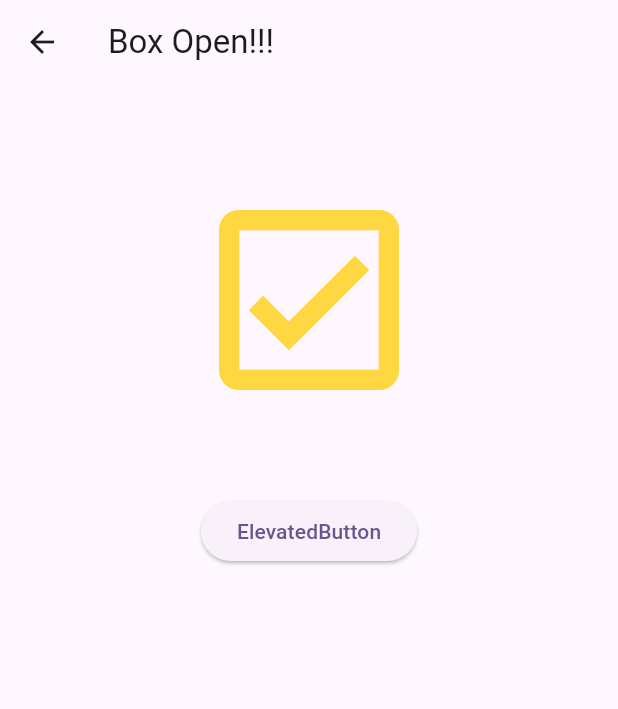
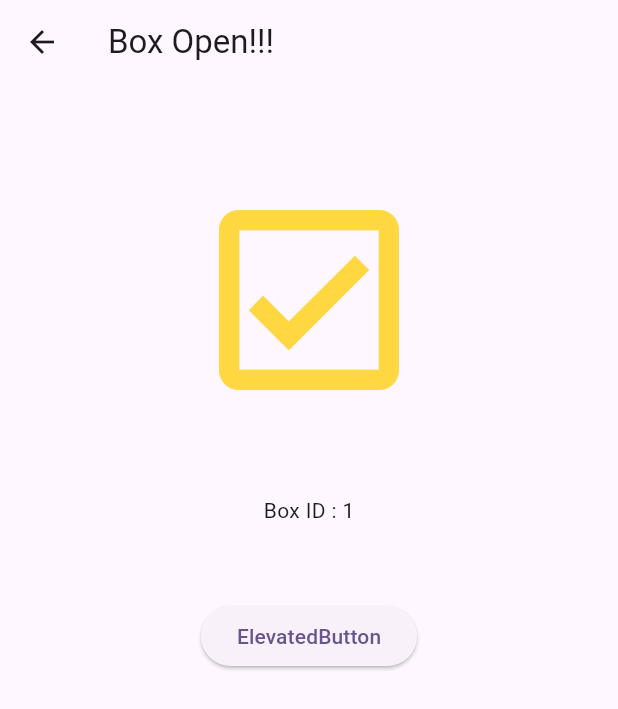
Before and after one commit to stone75/Wowbox, a Flutter app: the SceneBoxList screen opened directly, after a tap on "Wowcoin 으로 구매", on a phone screen of 412 x 824 dp. Shown: the top 709 px of the screen. Run offline on Flutter 3.47's test engine with Material 3 defaults, Android fonts, the phone set to English and light mode, and no system bars; our stand-ins replace cached_network_image; missing offline and left inert: kakao_flutter_sdk, responsive_navigation_bar; statements that could not run were skipped.

Commit message:
데이터 전달 방식 변경.

```diff
--- a/lib/scnBoxList.dart
+++ b/lib/scnBoxList.dart
@@ -161,7 +161,7 @@ class _SceneBoxListState extends State<SceneBoxList> {
         : AssetImage('assets/closed.jpg');
     var nextScene = (item.isOpend == 0)
         ? SceneBoxView(itemID : item.id)
-        : SceneBoxOpen();
+        : SceneBoxOpen(boxID : item.id);
 
     return Padding(
       padding: const EdgeInsets.all(8.0),
--- a/lib/scnBoxOpen.dart
+++ b/lib/scnBoxOpen.dart
@@ -1,7 +1,9 @@
 import 'package:flutter/material.dart';
 
 class SceneBoxOpen extends StatefulWidget {
-  const SceneBoxOpen({super.key});
+  final dynamic boxID;
+
+  const SceneBoxOpen({Key? key, required this.boxID}) : super(key: key);
 
   @override
   State<SceneBoxOpen> createState() => _SceneBoxOpenState();
@@ -27,6 +29,10 @@ class _SceneBoxOpenState extends State<SceneBoxOpen> {
             ),
             SizedBox(height: 50),
             Center(
+              child: Text("Box ID : ${widget.boxID}"),
+            ),
+            SizedBox(height: 50),
+            Center(
               child: ElevatedButton(
                 onPressed: () {},
                 child: Text("ElevatedButton"),
--- a/lib/scnGoodsDetail.dart
+++ b/lib/scnGoodsDetail.dart
@@ -2,7 +2,9 @@ import 'package:cached_network_image/cached_network_image.dart';
 import 'package:flutter/material.dart';
 
 class SceneGoodsDetail extends StatefulWidget {
-  const SceneGoodsDetail({super.key});
+  final dynamic goodsID;
+
+  const SceneGoodsDetail({Key? key, required this.goodsID}) : super(key: key);
 
   @override
   State<SceneGoodsDetail> createState() => _SceneGoodsDetailState();
@@ -44,7 +46,7 @@ class _SceneGoodsDetailState extends State<SceneGoodsDetail> {
   Widget build(BuildContext context) {
     return Scaffold(
       appBar: AppBar(
-        title: Text('Product Detail'),
+        title: Text('Product Detail ${widget.goodsID}'),
       ),
       body: SingleChildScrollView(
         child: Column(
```
Also changed, not shown: lib/scnGoods.dart (+15 -1 lines).
